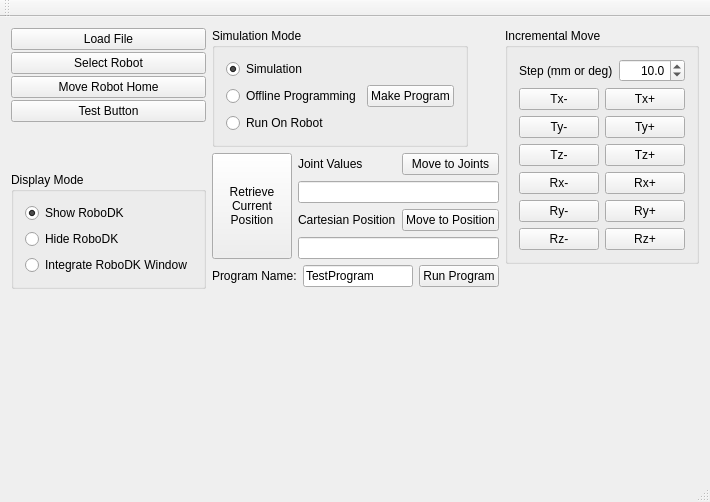
The window that C++/Example/mainwindow.ui (RoboDK/RoboDK-API) describes before a commit, drawn with Qt 5.
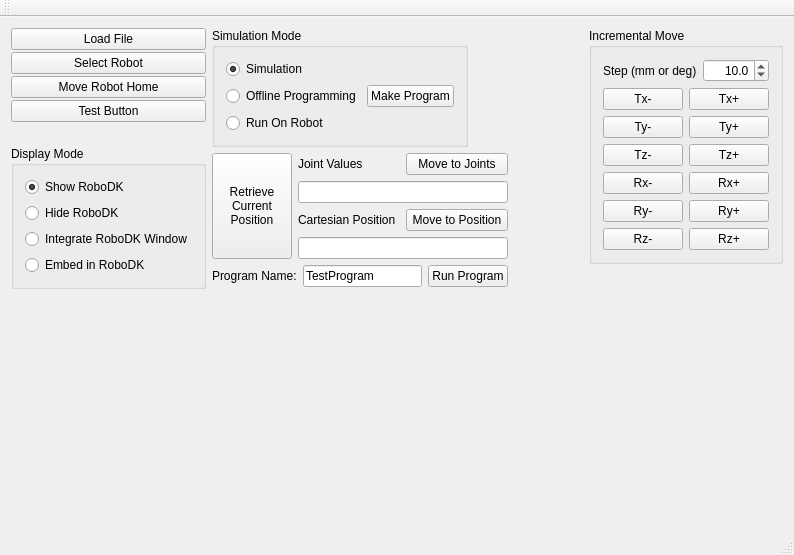
The same window after the commit.

Commit message: Added c++ support for event loop and window embeding.

```diff
--- a/C++/Example/mainwindow.ui
+++ b/C++/Example/mainwindow.ui
@@ -6,8 +6,8 @@
    <rect>
     <x>0</x>
     <y>0</y>
-    <width>695</width>
-    <height>502</height>
+    <width>794</width>
+    <height>555</height>
    </rect>
   </property>
   <property name="windowTitle">
@@ -99,6 +99,13 @@
                </property>
               </widget>
              </item>
+             <item>
+              <widget class="QRadioButton" name="radEmbedInRoboDK">
+               <property name="text">
+                <string>Embed in RoboDK</string>
+               </property>
+              </widget>
+             </item>
             </layout>
            </widget>
           </item>
```
Left out of the diff: 4 changed lines with no effect on the pictures. The commit also changes 4 other files.
